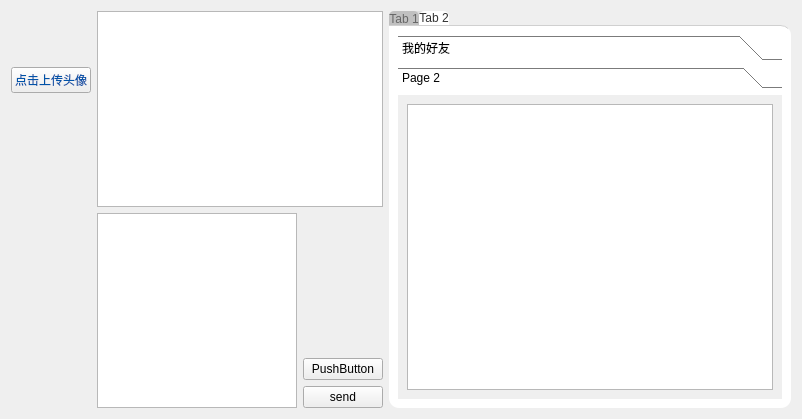
The window that client/ui/chatroom.ui (TT2TER/Echoplex) describes before a commit, drawn with Qt 5.
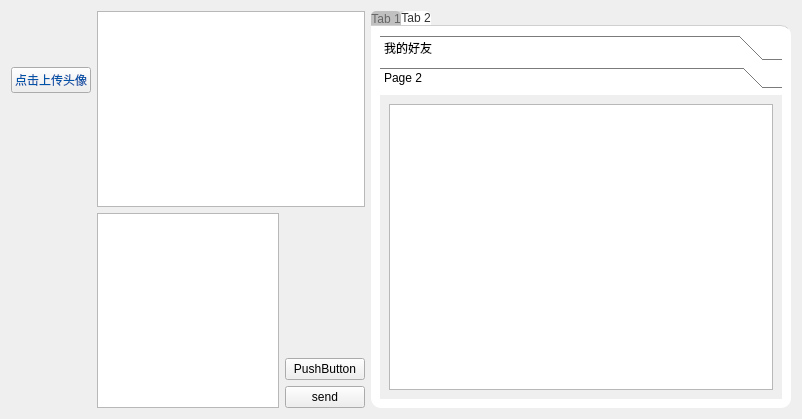
The same window after the commit. The open tabs and pages were chosen to show the change. Custom widgets are drawn as their Qt base class.

The edit to the form file:
```diff
--- a/client/ui/chatroom.ui
+++ b/client/ui/chatroom.ui
@@ -256,12 +256,26 @@
        <item>
         <layout class="QVBoxLayout" name="verticalLayout_2">
          <item>
-          <widget class="QListWidget" name="view_box"/>
+          <widget class="QListWidget" name="view_box">
+           <property name="sizePolicy">
+            <sizepolicy hsizetype="Preferred" vsizetype="Expanding">
+             <horstretch>0</horstretch>
+             <verstretch>0</verstretch>
+            </sizepolicy>
+           </property>
+          </widget>
          </item>
          <item>
           <layout class="QHBoxLayout" name="horizontalLayout">
            <item>
-            <widget class="TextEdit" name="text_in"/>
+            <widget class="TextEdit" name="text_in">
+             <property name="sizePolicy">
+              <sizepolicy hsizetype="Preferred" vsizetype="Preferred">
+               <horstretch>0</horstretch>
+               <verstretch>0</verstretch>
+              </sizepolicy>
+             </property>
+            </widget>
            </item>
            <item>
             <layout class="QVBoxLayout" name="verticalLayout">
@@ -306,6 +320,18 @@
            <verstretch>0</verstretch>
           </sizepolicy>
          </property>
+         <property name="minimumSize">
+          <size>
+           <width>420</width>
+           <height>0</height>
+          </size>
+         </property>
+         <property name="maximumSize">
+          <size>
+           <width>420</width>
+           <height>16777215</height>
+          </size>
+         </property>
          <property name="styleSheet">
           <string notr="true">/* 设置整个 QTabWidget 的样式 */
 QTabWidget {
@@ -440,7 +466,7 @@
                <rect>
                 <x>0</x>
                 <y>0</y>
-                <width>384</width>
+                <width>402</width>
                 <height>293</height>
                </rect>
               </property>
```
